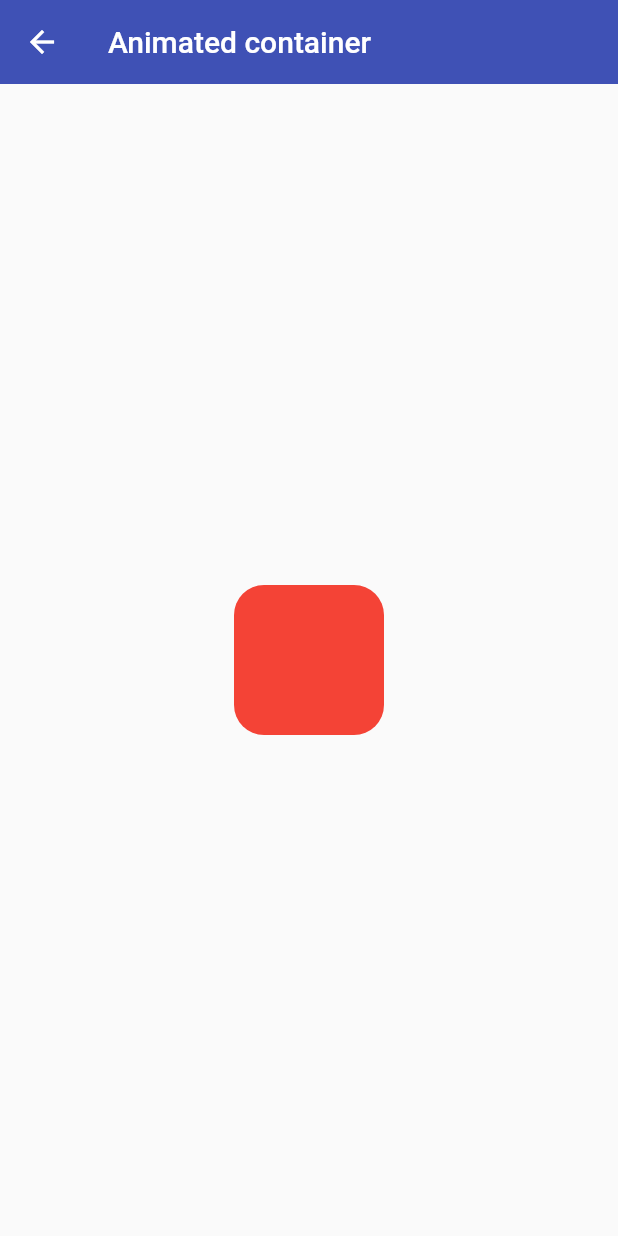
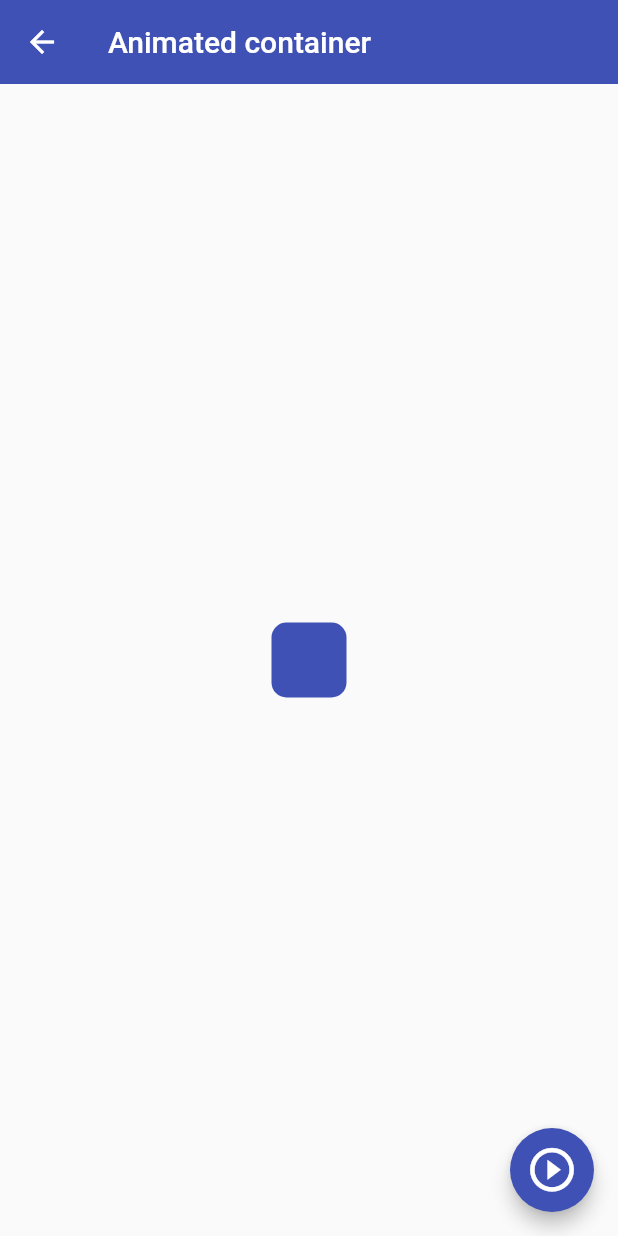
Before and after one commit to danmcode/flutter-projects-course, a Flutter app: the AnimatedScreen screen opened by its route, on a phone screen of 412 x 824 dp. Run offline on Flutter 3.47's test engine with Material 2 defaults, Android fonts, the light colour scheme and no system bars.

Commit message:
* Animaciones * Inputs

```diff
--- a/fl_components/lib/router/app_routes.dart
+++ b/fl_components/lib/router/app_routes.dart
@@ -7,13 +7,12 @@ class AppRoutes {
   static const initialRoute = 'home';
 
   static final menuOptions = <MenuOption>[
-    //TODO: Borrar home
-    MenuOption(
-      route: 'home',
-      icon: Icons.home,
-      name: 'Home Screen',
-      screen: const HomeScreen(),
-    ),
+    // MenuOption(
+    //   route: 'home',
+    //   icon: Icons.home,
+    //   name: 'Home Screen',
+    //   screen: const HomeScreen(),
+    // ),
 
     MenuOption(
       route: 'listview1',
@@ -56,6 +55,13 @@ class AppRoutes {
       name: 'Animated Container',
       screen: const AnimatedScreen(),
     ),
+
+    MenuOption(
+      route: 'inputs',
+      icon: Icons.input_rounded,
+      name: 'Text Inputs',
+      screen: const InputsScreen(),
+    ),
   ];
 
   // static Map<String, Widget Function(BuildContext)> routes = {
@@ -68,7 +74,9 @@ class AppRoutes {
 
   static Map<String, Widget Function(BuildContext)> getAppRoutes() {
     Map<String, Widget Function(BuildContext)> appRoutes = {};
-
+    appRoutes.addAll({
+      'home': (BuildContext context) => const HomeScreen(),
+    });
     for (final option in menuOptions) {
       appRoutes.addAll({
         option.route: (BuildContext context) => option.screen,
--- a/fl_components/lib/screens/animated_screens.dart
+++ b/fl_components/lib/screens/animated_screens.dart
@@ -1,3 +1,5 @@
+import 'dart:math';
+
 import 'package:flutter/material.dart';
 
 class AnimatedScreen extends StatefulWidget {
@@ -11,6 +13,25 @@ class _AnimatedScreenState extends State<AnimatedScreen> {
   double _width = 50;
   double _height = 50;
   Color _color = Colors.indigo;
+  BorderRadiusGeometry _borderRadius = BorderRadius.circular(10);
+
+  void changeShape() {
+    final random = Random();
+    _width = random.nextInt(300).toDouble() + 70;
+    _height = random.nextInt(300).toDouble() + 70;
+    _color = Color.fromRGBO(
+      random.nextInt(255),
+      random.nextInt(255),
+      random.nextInt(255),
+      1,
+    );
+
+    _borderRadius = BorderRadius.circular(
+      random.nextInt(100).toDouble() + 10,
+    );
+
+    setState(() {});
+  }
 
   @override
   Widget build(BuildContext context) {
@@ -19,13 +40,26 @@ class _AnimatedScreenState extends State<AnimatedScreen> {
         title: const Text('Animated container'),
       ),
       body: Center(
-        child: Container(
-          width: 100,
-          height: 100,
+        child: AnimatedContainer(
+          width: _width,
+          height: _height,
           decoration: BoxDecoration(
-            color: Colors.red,
-            borderRadius: BorderRadius.circular(20),
+            color: _color,
+            borderRadius: _borderRadius,
           ),
+          duration: const Duration(
+            microseconds: 400,
+          ),
+          curve: Curves.bounceOut,
+        ),
+      ),
+      floatingActionButton: FloatingActionButton(
+        onPressed: () {
+          changeShape();
+        },
+        child: const Icon(
+          Icons.play_circle_outline,
+          size: 35,
         ),
       ),
     );
--- a/fl_components/lib/screens/screens.dart
+++ b/fl_components/lib/screens/screens.dart
@@ -5,3 +5,4 @@ export 'package:fl_components/screens/listview2_screen.dart';
 export 'package:fl_components/screens/home_screen.dart';
 export 'package:fl_components/screens/avatar_screen.dart';
 export 'package:fl_components/screens/animated_screens.dart';
+export 'package:fl_components/screens/inputs_screens.dart';
```
Also changed, not shown: fl_components/lib/screens/inputs_screens.dart (added, +31 -0 lines).
